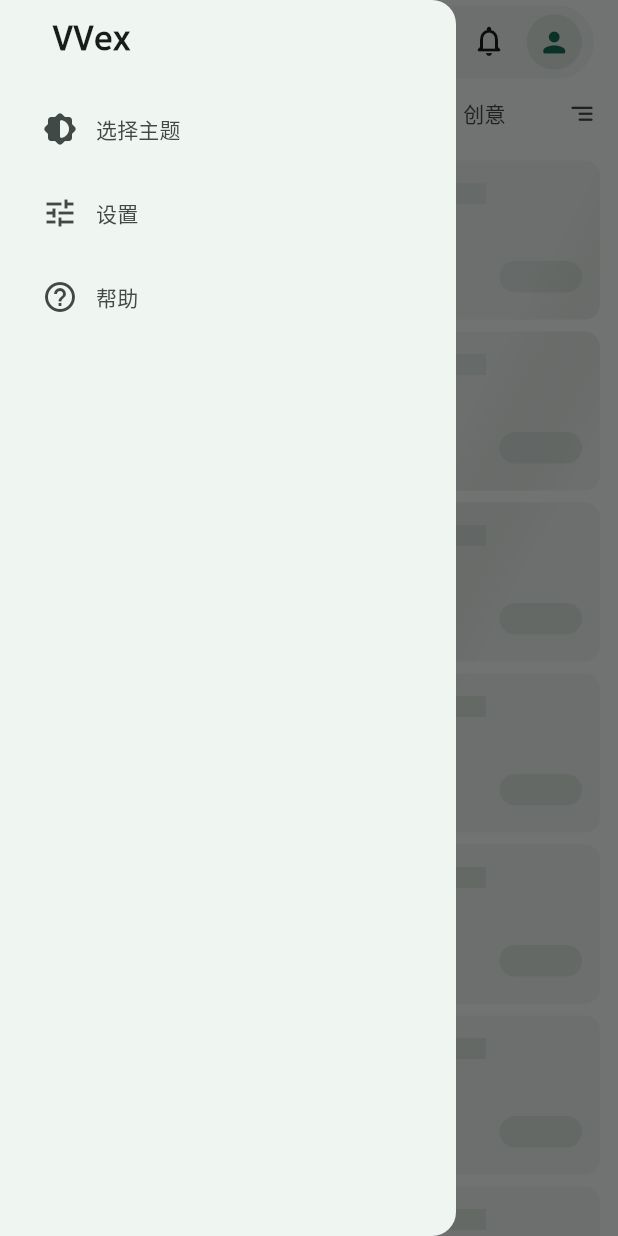
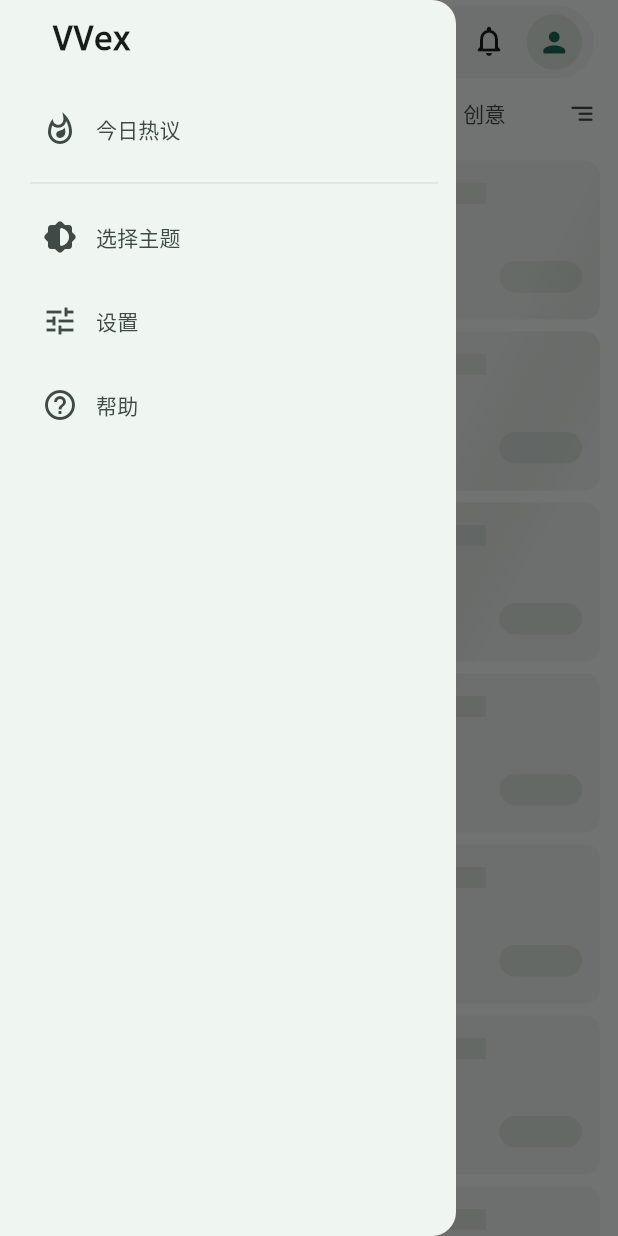
Before and after one commit to guozhigq/flutter_v2ex, a Flutter app: the screen it shows after launch, with the side drawer open, on a phone screen of 412 x 824 dp. Run offline on Flutter 3.47's test engine with Material 2 defaults, Android fonts, the phone set to English and light mode, and no system bars; drawn by our look-alikes of dynamic_color; our stand-ins replace cached_network_image, cookie_jar, device_info_plus, dio, dio_cookie_manager, easy_refresh and 11 more; missing offline and left inert: dio_http2_adapter, dio_http_cache, extended_tabs, flutter_html_iframe, flutter_inappwebview, quick_actions and 1 more.

Commit message:
fix: 今日热议调整为游客权限

```diff
--- a/lib/components/home/left_drawer.dart
+++ b/lib/components/home/left_drawer.dart
@@ -27,17 +27,21 @@ class _HomeLeftDrawerState extends State<HomeLeftDrawer> {
   void onDestinationSelected(int index) {
     if (!loginStatus) {
       if (index == 0) {
+        // 设置
+        Get.toNamed(listTitleMap_0[index]['path']);
+      }
+      if (index == 1) {
         // 选择主题
         setState(() {
           tempThemeValue = currentThemeValue;
         });
         themeDialog();
       }
-      if (index == 1) {
+      if (index == 2) {
         // 设置
         Get.toNamed('/setting');
       }
-      if (index == 2) {
+      if (index == 3) {
         // 帮助
         Get.toNamed('/help');
       }
@@ -178,12 +182,14 @@ class _HomeLeftDrawerState extends State<HomeLeftDrawer> {
     });
   }
 
-  List<Map<dynamic, dynamic>> listTitleMap = [
+  List<Map<dynamic, dynamic>> listTitleMap_0 = [
     {
       'leading': const Icon(Icons.whatshot_outlined),
       'title': '今日热议',
       'path': '/hot'
     },
+  ];
+  List<Map<dynamic, dynamic>> listTitleMap = [
     {
       'leading': const Icon(Icons.favorite_outline),
       'title': '我的关注',
@@ -242,18 +248,23 @@ class _HomeLeftDrawerState extends State<HomeLeftDrawer> {
         ),
         // header(),
         // const SizedBox(height: 20),
+        for (var i in listTitleMap_0)
+          NavigationDrawerDestination(
+            icon: i['leading'],
+            label: Text(i['title']),
+          ),
         if (loginStatus) ...[
           for (var i in listTitleMap)
             NavigationDrawerDestination(
               icon: i['leading'],
               label: Text(i['title']),
             ),
-          Divider(
-            color: Theme.of(context).dividerColor.withOpacity(0.15),
-            indent: 20,
-            endIndent: 12,
-          ),
         ],
+        Divider(
+          color: Theme.of(context).dividerColor.withOpacity(0.15),
+          indent: 20,
+          endIndent: 12,
+        ),
         for (var i in listTitleMap_2)
           NavigationDrawerDestination(
             icon: i['leading'],
```
